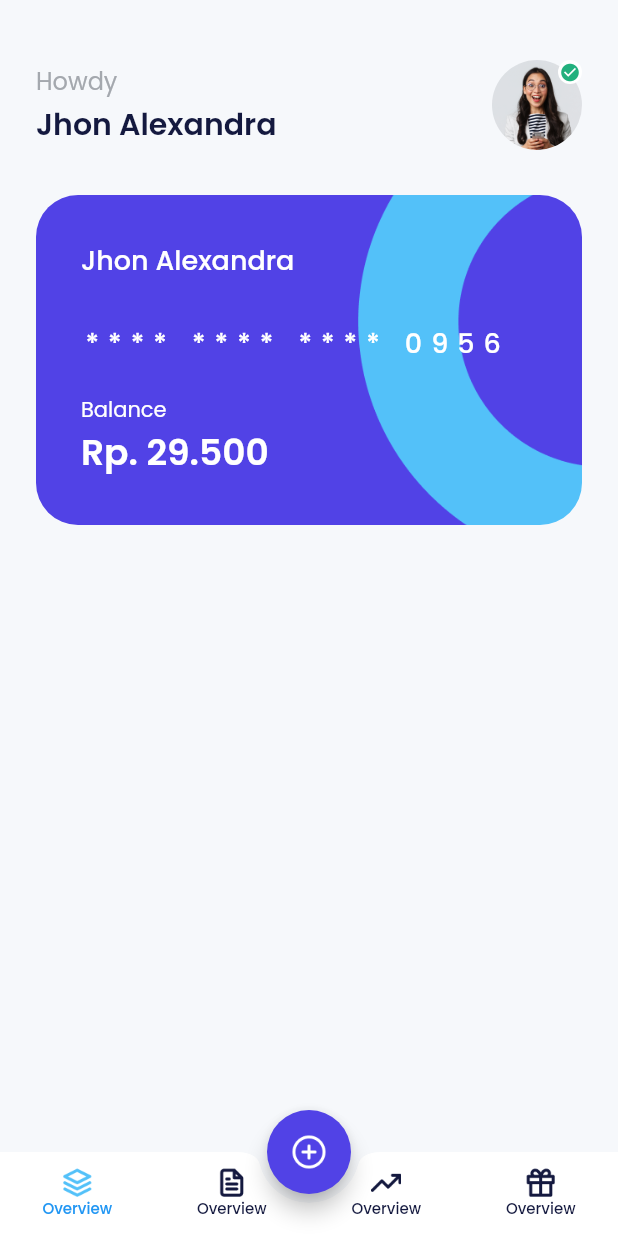
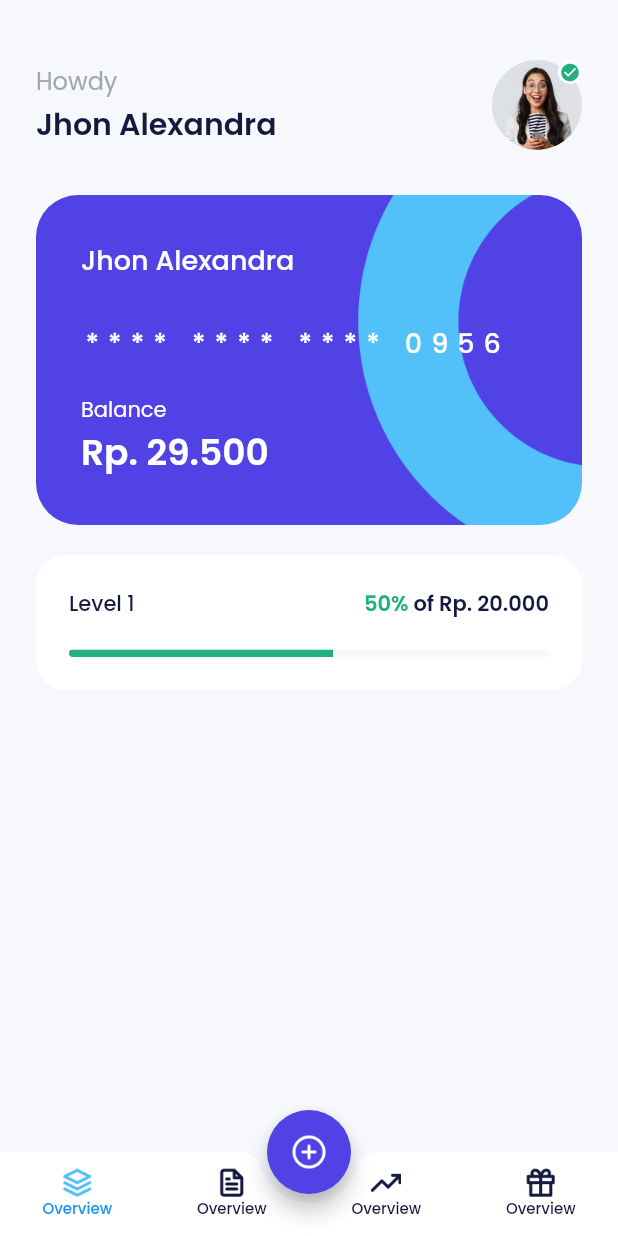
Before and after one commit to yusuffront99/e-wallet-app, a Flutter app: the HomePage screen opened by its route, on a phone screen of 412 x 824 dp. Run offline on Flutter 3.47's test engine with Material 2 defaults, Android fonts, the phone set to English and light mode, and no system bars; our stand-ins replace carousel_slider, google_fonts.

Commit message:
updated codes --home page : build level  section

```diff
--- a/lib/ui/pages/home_page.dart
+++ b/lib/ui/pages/home_page.dart
@@ -78,6 +78,7 @@ class HomePage extends StatelessWidget {
         children: [
           buildProfile(),
           buildWalletCard(),
+          buildLevel(),
         ],
       ),
     );
@@ -203,4 +204,58 @@ class HomePage extends StatelessWidget {
     );
   }
   // === wallet card
+
+  // === level
+  Widget buildLevel() {
+    return Container(
+      margin: const EdgeInsets.only(
+        top: 20,
+      ),
+      padding: const EdgeInsets.all(22),
+      decoration: BoxDecoration(
+        borderRadius: BorderRadius.circular(20),
+        color: whiteColor,
+      ),
+      child: Column(
+        children: [
+          Row(
+            children: [
+              Text(
+                'Level 1',
+                style: blackTextStyle.copyWith(
+                  fontWeight: medium,
+                ),
+              ),
+              const Spacer(),
+              Text(
+                '50% ',
+                style: greenTextStyle.copyWith(
+                  fontWeight: semiBold,
+                ),
+              ),
+              Text(
+                'of Rp. 20.000',
+                style: blackTextStyle.copyWith(
+                  fontWeight: semiBold,
+                ),
+              )
+            ],
+          ),
+          const SizedBox(
+            height: 20,
+          ),
+          ClipRRect(
+            borderRadius: BorderRadius.circular(55),
+            child: LinearProgressIndicator(
+              value: 0.55,
+              minHeight: 5,
+              valueColor: AlwaysStoppedAnimation(greenColor),
+              backgroundColor: lightBackgroundColor,
+            ),
+          ),
+        ],
+      ),
+    );
+  }
+  // === level
 }
```
